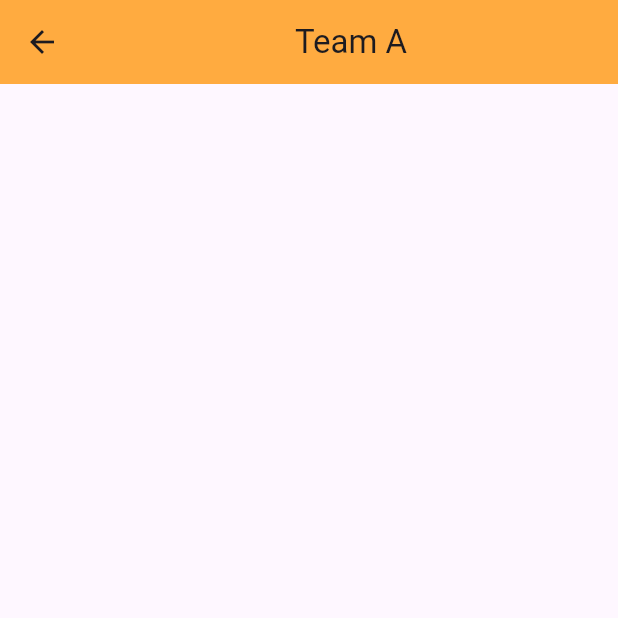
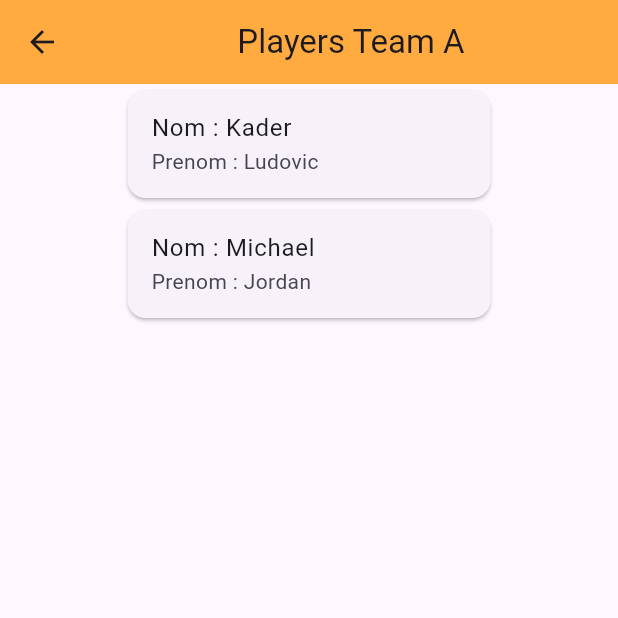
Before and after one commit to Disl11/compteur-flutter, a Flutter app: the TeamA screen opened by its route, on a phone screen of 412 x 824 dp, the top half of it. Run offline on Flutter 3.47's test engine with Material 3 defaults, Android fonts, the phone set to English and light mode, and no system bars.

Commit message:
fix list en dur + layout

```diff
--- a/lib/pageTeams/teamA.dart
+++ b/lib/pageTeams/teamA.dart
@@ -1,22 +1,40 @@
 import 'package:flutter/material.dart';
 
-class TeamA extends StatefulWidget {
-  final List joueursTeamA = [
+class TeamA extends StatelessWidget {
+  final List playersTeamA = [
     {"Name": "Ludovic", "LastName": "Kader"},
+    {"Name": "Jordan", "LastName": "Michael"},
   ];
   TeamA({super.key});
 
   @override
-  State<TeamA> createState() => _TeamAState();
-}
-
-class _TeamAState extends State<TeamA> {
-  @override
   Widget build(BuildContext context) {
     return Scaffold(
       appBar: AppBar(
-        title: Center(child: Text("Team A")),
+        title: Center(child: Text("Players Team A")),
         backgroundColor: Colors.orangeAccent,
+      ),
+      body: Column(
+        mainAxisAlignment: MainAxisAlignment.start,
+        children: [
+          Center(
+            child: SizedBox(
+              height: 672,
+              width: 250,
+              child: ListView.builder(
+                itemCount: playersTeamA.length,
+                itemBuilder: (Context, index) {
+                  return Card(
+                    child: ListTile(
+                      title: Text("Nom : ${playersTeamA[index]["LastName"]}"),
+                      subtitle: Text("Prenom : ${playersTeamA[index]["Name"]}"),
+                    ),
+                  );
+                },
+              ),
+            ),
+          ),
+        ],
       ),
     );
   }
```
